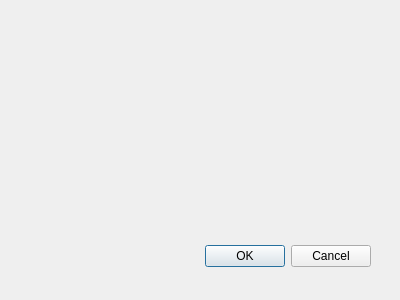
CarbonK/pd2-Angrybird, file result.ui: the form before one commit.
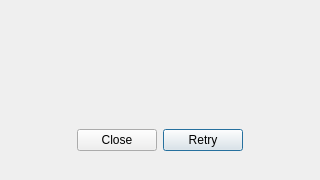
The form after the commit.

```diff
--- a/result.ui
+++ b/result.ui
@@ -8,29 +8,73 @@
    <rect>
     <x>0</x>
     <y>0</y>
-    <width>400</width>
-    <height>300</height>
+    <width>320</width>
+    <height>180</height>
    </rect>
   </property>
+  <property name="minimumSize">
+   <size>
+    <width>320</width>
+    <height>180</height>
+   </size>
+  </property>
+  <property name="maximumSize">
+   <size>
+    <width>320</width>
+    <height>180</height>
+   </size>
+  </property>
   <property name="windowTitle">
    <string>Dialog</string>
   </property>
   <widget class="QDialogButtonBox" name="buttonBox">
    <property name="geometry">
     <rect>
-     <x>30</x>
-     <y>240</y>
-     <width>341</width>
-     <height>32</height>
+     <x>0</x>
+     <y>100</y>
+     <width>320</width>
+     <height>80</height>
     </rect>
    </property>
+   <property name="layoutDirection">
+    <enum>Qt::RightToLeft</enum>
+   </property>
    <property name="orientation">
     <enum>Qt::Horizontal</enum>
    </property>
    <property name="standardButtons">
-    <set>QDialogButtonBox::Cancel|QDialogButtonBox::Ok</set>
+    <set>QDialogButtonBox::Close|QDialogButtonBox::Retry</set>
    </property>
+   <property name="centerButtons">
+    <bool>true</bool>
+   </property>
   </widget>
+  <widget class="QLabel" name="label">
+   <property name="geometry">
+    <rect>
+     <x>0</x>
+     <y>0</y>
+     <width>320</width>
+     <height>160</height>
+    </rect>
+   </property>
+   <property name="font">
+    <font>
+     <pointsize>40</pointsize>
+     <weight>75</weight>
+     <italic>true</italic>
+     <bold>true</bold>
+    </font>
+   </property>
+   <property name="text">
+    <string/>
+   </property>
+   <property name="alignment">
+    <set>Qt::AlignCenter</set>
+   </property>
+  </widget>
+  <zorder>label</zorder>
+  <zorder>buttonBox</zorder>
  </widget>
  <pixmapfunction/>
  <resources/>
```
Left out of the diff: 5 changed lines with no effect on the pictures.
